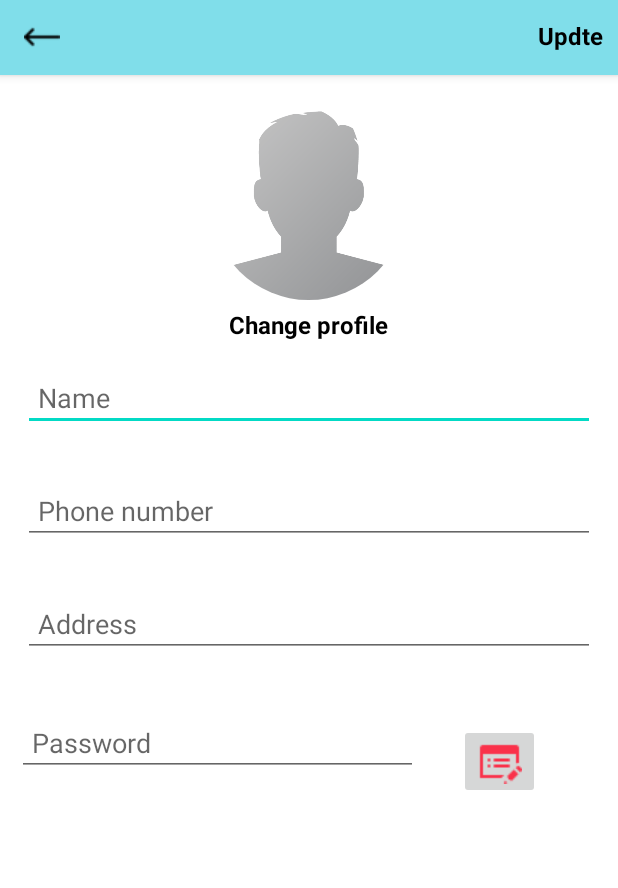
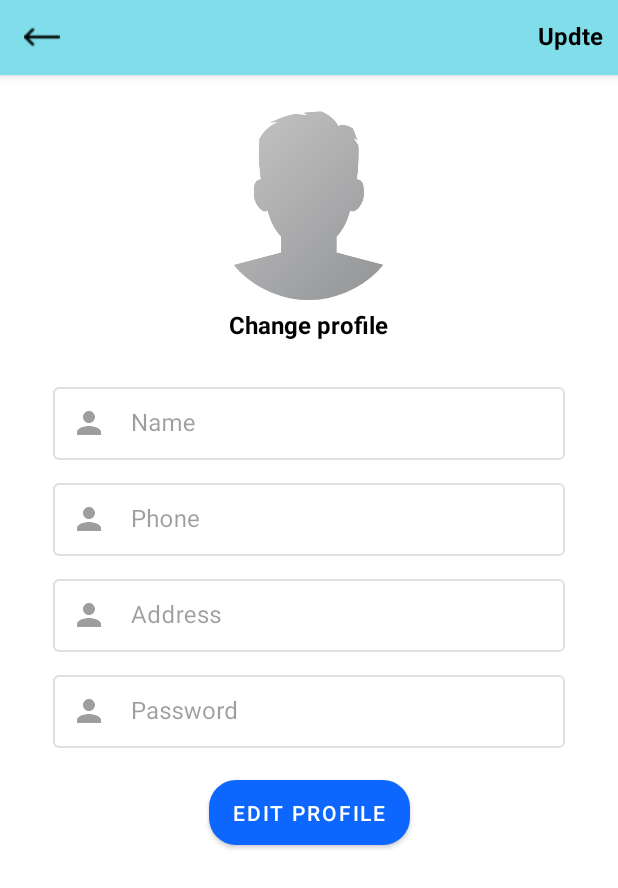
Before and after one commit to bluestome2091/DoAnChuyenNghanh, an Android app: the SettingsActivity screen opened directly, with no data from a screen before it, on a phone screen of 412 x 824 dp. Shown: the top 888 px of the screen. Run offline under Robolectric (Android 15) with nearby library versions, the phone set to English and light mode, and no system bars; our stand-ins replace CircleImageView, Firebase (no records; nobody signed in at launch, a user with empty details on screens opened directly), Picasso; libraries missing offline, so code that uses them is left out: com.theartofdev.edmodo; 2 statements that could not run were skipped.

Commit message:
"thêm sửa giao SettingsActivity.java"

```diff
--- a/app/src/main/java/vn/stu/edu/doancn/user/SettingsActivity.java
+++ b/app/src/main/java/vn/stu/edu/doancn/user/SettingsActivity.java
@@ -17,6 +17,7 @@ import androidx.appcompat.app.AppCompatActivity;
 import com.google.android.gms.tasks.Continuation;
 import com.google.android.gms.tasks.OnCompleteListener;
 import com.google.android.gms.tasks.Task;
+import com.google.android.material.textfield.TextInputEditText;
 import com.google.firebase.database.DataSnapshot;
 import com.google.firebase.database.DatabaseError;
 import com.google.firebase.database.DatabaseReference;
@@ -39,7 +40,7 @@ import vn.stu.edu.doancn.R;
 public class SettingsActivity extends AppCompatActivity {
 
     private CircleImageView settings_profile_image;
-    private EditText settings_name, settings_phone, settings_address;
+    private TextInputEditText settings_name, settings_phone, settings_address, settings_password;
     private TextView profile_image_change_btn, close_settings_btn, update_settings_btn;
 
     private Uri imageUri;
@@ -56,10 +57,10 @@ public class SettingsActivity extends AppCompatActivity {
         storageProfileReference = FirebaseStorage.getInstance().getReference().child("Profile pictures");
         addControls();
         addEvents();
-        userInfoDisplay(settings_profile_image, settings_name, settings_phone, settings_address);
+        userInfoDisplay(settings_profile_image, settings_name, settings_phone, settings_address, settings_password);
     }
 
-    private void userInfoDisplay(CircleImageView settings_profile_image, EditText settings_name, EditText settings_phone, EditText settings_address)            {
+    private void userInfoDisplay(CircleImageView settings_profile_image, TextInputEditText settings_name, TextInputEditText settings_phone, TextInputEditText settings_address, TextInputEditText settings_password)            {
         DatabaseReference UsersRef = FirebaseDatabase.getInstance().getReference().child("Users").child(Prevalent.currentOnlineUser.getUsers());
         UsersRef.addListenerForSingleValueEvent(new ValueEventListener() {
             @Override
@@ -70,11 +71,13 @@ public class SettingsActivity extends AppCompatActivity {
                         String name = snapshot.child("name").getValue().toString();
                         String phone = snapshot.child("phone").getValue().toString();
                         String address = snapshot.child("address").getValue().toString();
+                        String password = snapshot.child("password").getValue().toString();
 
                         Picasso.get().load(image).into(settings_profile_image);
                         settings_name.setText(name);
                         settings_phone.setText(phone);
                         settings_address.setText(address);
+                        settings_password.setText(password);
                     }
                 }
             }
@@ -135,6 +138,7 @@ public class SettingsActivity extends AppCompatActivity {
         userMap.put("name", settings_name.getText().toString());
         userMap.put("phone", settings_phone.getText().toString());
         userMap.put("address", settings_address.getText().toString());
+        userMap.put("password", settings_password.getText().toString());
         ref.child(Prevalent.currentOnlineUser.getPhonenumber()).updateChildren(userMap);
         startActivity(new Intent(SettingsActivity.this, MainActivity.class));
         Toast.makeText(SettingsActivity.this, "Profile Info update successfully", Toast.LENGTH_SHORT).show();
@@ -148,6 +152,8 @@ public class SettingsActivity extends AppCompatActivity {
             Toast.makeText(SettingsActivity.this, "Name is address", Toast.LENGTH_SHORT).show();
         } else if (TextUtils.isEmpty(settings_phone.getText().toString())) {
             Toast.makeText(SettingsActivity.this, "Name is phone", Toast.LENGTH_SHORT).show();
+        } else if (TextUtils.isEmpty(settings_password.getText().toString())) {
+            Toast.makeText(SettingsActivity.this, "Name is password", Toast.LENGTH_SHORT).show();
         } else if (checker.equals("clicked")) {
             uploadImage();
         }
@@ -182,6 +188,7 @@ public class SettingsActivity extends AppCompatActivity {
                         userMap.put("name", settings_name.getText().toString());
                         userMap.put("phone", settings_phone.getText().toString());
                         userMap.put("address", settings_address.getText().toString());
+                        userMap.put("password", settings_password.getText().toString());
                         userMap.put("image", myUrl);
 
 
@@ -206,9 +213,10 @@ public class SettingsActivity extends AppCompatActivity {
 
     private void addControls() {
         settings_profile_image = findViewById(R.id.settings_profile_image);
-        settings_name = findViewById(R.id.settings_name);
-        settings_phone = findViewById(R.id.settings_phone);
-        settings_address = findViewById(R.id.settings_address);
+        settings_name = findViewById(R.id.txtUsername_st);
+        settings_phone = findViewById(R.id.txtPhone_st);
+        settings_address = findViewById(R.id.txtAddress_st);
+        settings_password = findViewById(R.id.txtPassword_st);
         profile_image_change_btn = findViewById(R.id.profile_image_change_btn);
         close_settings_btn = findViewById(R.id.close_settings_btn);
         update_settings_btn = findViewById(R.id.update_settings_btn);
--- /dev/null
+++ b/app/src/main/res/drawable-v24/ic_baseline_person_24.xml
@@ -0,0 +1,5 @@
+<vector android:height="24dp" android:tint="#4A4A4A"
+    android:viewportHeight="24" android:viewportWidth="24"
+    android:width="24dp" xmlns:android="http://schemas.android.com/apk/res/android">
+    <path android:fillColor="@android:color/white" android:pathData="M12,12c2.21,0 4,-1.79 4,-4s-1.79,-4 -4,-4 -4,1.79 -4,4 1.79,4 4,4zM12,14c-2.67,0 -8,1.34 -8,4v2h16v-2c0,-2.66 -5.33,-4 -8,-4z"/>
+</vector>
--- a/app/src/main/res/layout/activity_settings.xml
+++ b/app/src/main/res/layout/activity_settings.xml
@@ -70,8 +70,8 @@
         android:textSize="16sp"
         android:textStyle="bold" />
 
-    <EditText
-        android:id="@+id/settings_name"
+    <androidx.constraintlayout.widget.ConstraintLayout
+        android:id="@+id/layout"
         android:layout_width="match_parent"
         android:layout_height="wrap_content"
         android:layout_below="@+id/profile_image_change_btn"
@@ -80,56 +80,109 @@
         android:layout_marginEnd="15dp"
         android:layout_marginBottom="15dp"
         android:hint="Name"
-        android:padding="10dp" />
+        android:padding="10dp">
 
-    <EditText
-        android:id="@+id/settings_phone"
+        <com.google.android.material.textfield.TextInputLayout
+            android:id="@+id/lbName"
+            style="@style/Widget.MaterialComponents.TextInputLayout.OutlinedBox.Dense"
             android:layout_width="match_parent"
             android:layout_height="wrap_content"
-        android:layout_below="@+id/settings_name"
-        android:layout_marginStart="15dp"
-        android:layout_marginTop="15dp"
-        android:layout_marginEnd="15dp"
-        android:layout_marginBottom="15dp"
-        android:inputType="number"
-        android:hint="Phone number"
-        android:padding="10dp" />
+            android:layout_marginStart="10dp"
+            android:layout_marginTop="10dp"
+            android:layout_marginEnd="10dp"
+            android:enabled="false"
+            android:hint="Name"
+            app:layout_constraintLeft_toLeftOf="parent"
+            app:layout_constraintRight_toRightOf="parent"
+            app:startIconDrawable="@drawable/ic_baseline_person_24"
+            tools:ignore="MissingConstraints">
 
-    <EditText
-        android:id="@+id/settings_address"
+            <com.google.android.material.textfield.TextInputEditText
+                android:id="@+id/txtUsername_st"
+                android:layout_width="match_parent"
+                android:layout_height="wrap_content" />
+
+        </com.google.android.material.textfield.TextInputLayout>
+
+        <com.google.android.material.textfield.TextInputLayout
+            android:id="@+id/lbPhone"
+            style="@style/Widget.MaterialComponents.TextInputLayout.OutlinedBox.Dense"
             android:layout_width="match_parent"
             android:layout_height="wrap_content"
-        android:layout_below="@+id/settings_phone"
-        android:layout_marginStart="15dp"
-        android:layout_marginTop="15dp"
-        android:layout_marginEnd="15dp"
-        android:layout_marginBottom="15dp"
+            android:layout_marginStart="10dp"
+            android:layout_marginTop="10dp"
+            android:layout_marginEnd="10dp"
+            android:enabled="false"
+            android:hint="Phone"
+            app:layout_constraintLeft_toLeftOf="parent"
+            app:layout_constraintRight_toRightOf="parent"
+            app:layout_constraintTop_toBottomOf="@+id/lbName"
+            app:startIconDrawable="@drawable/ic_baseline_person_24"
+            tools:ignore="MissingConstraints">
+
+            <com.google.android.material.textfield.TextInputEditText
+                android:id="@+id/txtPhone_st"
+                android:layout_width="match_parent"
+                android:layout_height="wrap_content" />
+        </com.google.android.material.textfield.TextInputLayout>
+
+        <com.google.android.material.textfield.TextInputLayout
+            android:id="@+id/lbAddress"
+            style="@style/Widget.MaterialComponents.TextInputLayout.OutlinedBox.Dense"
+            android:layout_width="match_parent"
+            android:layout_height="wrap_content"
+            android:layout_marginStart="10dp"
+            android:layout_marginTop="10dp"
+            android:layout_marginEnd="10dp"
+            android:enabled="false"
             android:hint="Address"
-        android:padding="10dp" />
+            app:layout_constraintLeft_toLeftOf="parent"
+            app:layout_constraintRight_toRightOf="parent"
+            app:layout_constraintTop_toBottomOf="@+id/lbPhone"
+            app:startIconDrawable="@drawable/ic_baseline_person_24"
+            tools:ignore="MissingConstraints">
 
-    <EditText
-        android:id="@+id/settings_password"
-        android:layout_width="267dp"
+            <com.google.android.material.textfield.TextInputEditText
+                android:id="@+id/txtAddress_st"
+                android:layout_width="match_parent"
+                android:layout_height="wrap_content" />
+        </com.google.android.material.textfield.TextInputLayout>
+
+        <com.google.android.material.textfield.TextInputLayout
+            android:id="@+id/lbPassword"
+            style="@style/Widget.MaterialComponents.TextInputLayout.OutlinedBox.Dense"
+            android:layout_width="match_parent"
             android:layout_height="wrap_content"
-        android:layout_below="@+id/settings_address"
-        android:layout_alignParentStart="true"
-        android:layout_marginStart="11dp"
-        android:layout_marginTop="19dp"
-        android:layout_marginBottom="15dp"
+            android:layout_marginStart="10dp"
+            android:layout_marginTop="10dp"
+            android:layout_marginEnd="10dp"
+            android:enabled="false"
             android:hint="Password"
-        android:inputType="textPassword"
-        android:padding="10dp" />
+            app:layout_constraintLeft_toLeftOf="parent"
+            app:layout_constraintRight_toRightOf="parent"
+            app:layout_constraintTop_toBottomOf="@+id/lbAddress"
+            app:startIconDrawable="@drawable/ic_baseline_person_24"
+            tools:ignore="MissingConstraints">
 
-    <ImageButton
+            <com.google.android.material.textfield.TextInputEditText
+                android:id="@+id/txtPassword_st"
+                android:layout_width="match_parent"
+                android:layout_height="wrap_content" />
+        </com.google.android.material.textfield.TextInputLayout>
+
+        <com.google.android.material.button.MaterialButton
+            android:id="@+id/btnEdit_st"
             android:layout_width="wrap_content"
             android:layout_height="wrap_content"
-        android:layout_below="@+id/settings_address"
-        android:layout_marginStart="27dp"
-        android:layout_marginLeft="27dp"
-        android:layout_marginTop="29dp"
-        android:layout_marginBottom="15dp"
-        android:layout_toEndOf="@+id/settings_password"
-        android:layout_toRightOf="@+id/settings_password"
-        android:src="@drawable/editpassword" />
+            android:layout_marginHorizontal="10dp"
+            android:layout_marginTop="15dp"
+            android:text="Edit Profile"
+            android:textAlignment="center"
+            android:paddingVertical="12dp"
+            app:cornerRadius="18dp"
+            app:layout_constraintLeft_toLeftOf="parent"
+            app:layout_constraintRight_toRightOf="parent"
+            app:layout_constraintTop_toBottomOf="@+id/lbPassword" />
+    </androidx.constraintlayout.widget.ConstraintLayout>
 
 </RelativeLayout>
```
Also changed, not shown: app/src/main/AndroidManifest.xml (+10 -5 lines), app/src/main/java/vn/stu/edu/doancn/user/EditPassowrdActivity.java (added, +14 -0 lines), app/src/main/java/vn/stu/edu/doancn/user/EditSettingsActivity.java (added, +14 -0 lines), app/src/main/res/layout/activity_edit_passowrd.xml (added, +77 -0 lines), app/src/main/res/layout/activity_edit_settings.xml (added, +100 -0 lines). Lines whose indentation alone changed are shown as unchanged.
